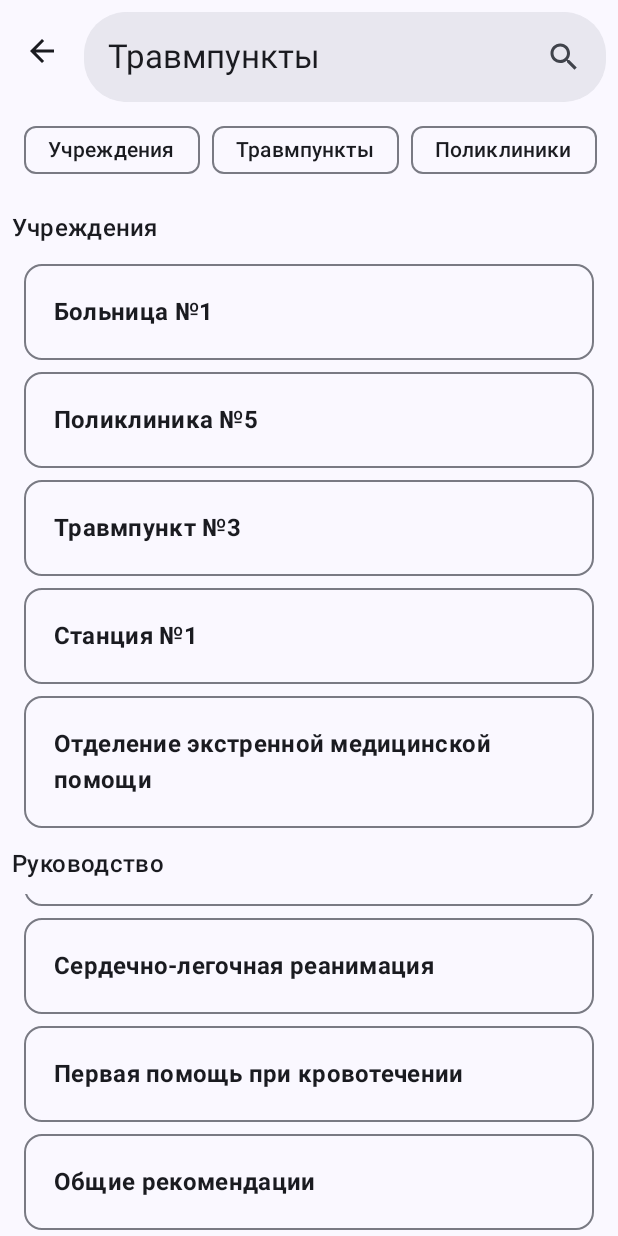
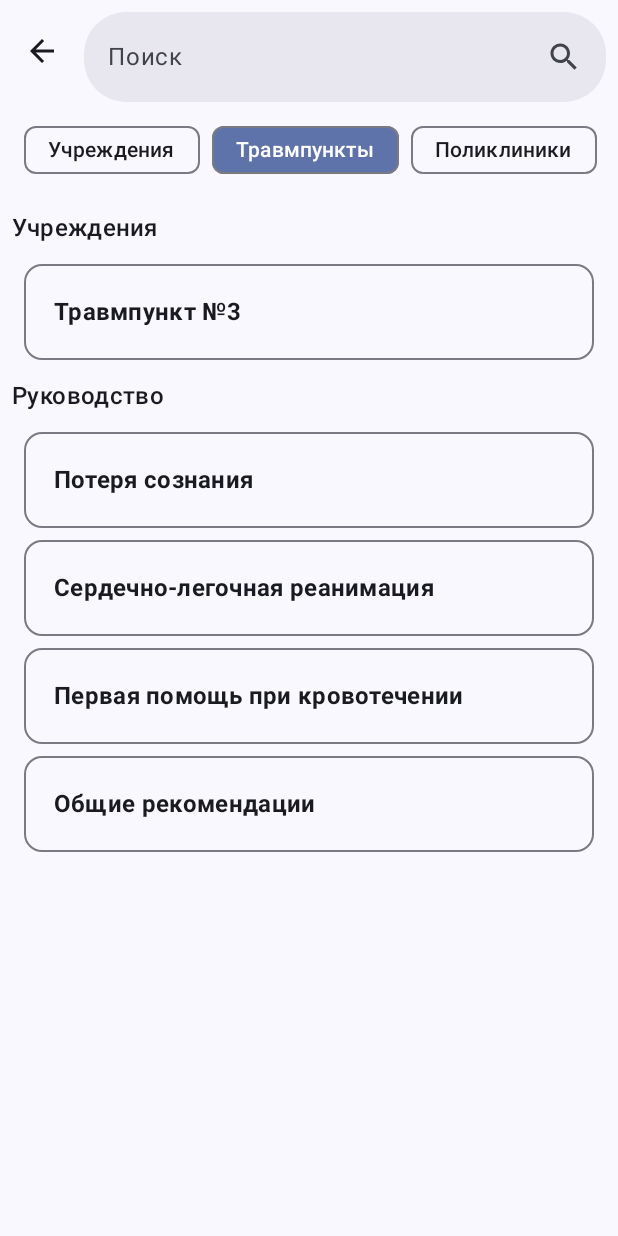
Before and after one commit to moevm/adfmp1h25-aid, an Android app built with Jetpack Compose: the SearchScreen screen opened through its navigation route, after a tap on "Травмпункты", on a phone screen of 412 x 824 dp. Run offline under Robolectric (Android 15) with nearby library versions, the phone set to English and light mode, and no system bars; 1 other tap on this screen came first.

Commit message:
fix search

```diff
--- a/app/src/main/java/com/example/firstaid/ui/SearchScreen.kt
+++ b/app/src/main/java/com/example/firstaid/ui/SearchScreen.kt
@@ -20,15 +20,12 @@ import androidx.compose.material3.MaterialTheme
 import androidx.compose.material3.OutlinedCard
 import androidx.compose.material3.Scaffold
 import androidx.compose.material3.SearchBar
-import androidx.compose.material3.SnackbarHost
-import androidx.compose.material3.SnackbarHostState
 import androidx.compose.material3.Text
 import androidx.compose.material3.TopAppBar
 import androidx.compose.runtime.Composable
 import androidx.compose.runtime.getValue
 import androidx.compose.runtime.mutableStateOf
 import androidx.compose.runtime.remember
-import androidx.compose.runtime.rememberCoroutineScope
 import androidx.compose.runtime.setValue
 import androidx.compose.ui.Modifier
 import androidx.compose.ui.res.stringResource
@@ -37,7 +34,7 @@ import androidx.compose.ui.unit.dp
 import com.example.firstaid.R
 import com.example.firstaid.model.Guide
 import com.example.firstaid.model.Hospital
-
+import androidx.compose.material3.AssistChipDefaults
 
 @OptIn(ExperimentalMaterial3Api::class)
 @Composable
@@ -49,19 +46,37 @@ fun SearchScreen(
     onGuideClick: (Int) -> Unit
 ) {
     var query by remember { mutableStateOf("") }
+    var selectedCategory by remember { mutableStateOf<String?>(null) }
     val scrollState = rememberScrollState()
-    val snackbarHostState = remember { SnackbarHostState() }
-    val coroutineScope = rememberCoroutineScope()
 
-    // Hospital suggestions (can be replaced with dynamic data later)
-    val defaultOrganizationSuggestions = listOf("Больница №1", "Станция №7")
-    val defaultGuideSuggestions = listOf("Потеря сознания", "Ножевое ранение", "Вывих руки")
+    // Define category filters with keywords
+    val categoryFilters = mapOf(
+        "Учреждения" to setOf("Больница", "Госпиталь", "Центр"),
+        "Травмпункты" to setOf("Травмпункт"),
+        "Поликлиники" to setOf("Поликлиника")
+    )
 
+    // Filter hospitals based on query and category
+    val filteredHospitals = hospitals.filter { hospital ->
+        val matchesQuery = hospital.name.contains(query, ignoreCase = true) ||
+                hospital.address.contains(query, ignoreCase = true)
 
+        val matchesCategory = selectedCategory?.let { category ->
+            categoryFilters[category]?.any { keyword ->
+                hospital.name.contains(keyword, ignoreCase = true)
+            } ?: false
+        } ?: true
 
-    val categories = listOf("Учреждения", "Травмпункты", "Поликлиники")
+        matchesQuery && matchesCategory
+    }
+
+    // Filter guides based on query
+    val filteredGuides = guides.filter { guide ->
+        guide.title.contains(query, ignoreCase = true) ||
+                guide.description.contains(query, ignoreCase = true)
+    }
+
     Scaffold(
-        snackbarHost = { SnackbarHost(hostState = snackbarHostState) },
         topBar = {
             TopAppBar(
                 title = {
@@ -74,21 +89,15 @@ fun SearchScreen(
                         placeholder = { Text(text = stringResource(R.string.search_hint)) },
                         modifier = Modifier.fillMaxWidth(),
                         trailingIcon = {
-                            IconButton(onClick = { /* Handle search action */ }) {
-                                Icon(
-                                    imageVector = Icons.Default.Search,
-                                    contentDescription = "Search Icon"
-                                )
+                            IconButton(onClick = { /* Optional search action */ }) {
+                                Icon(Icons.Default.Search, "Search")
                             }
                         }
-                    ) { }
+                    ) {}
                 },
                 navigationIcon = {
                     IconButton(onClick = onBackClick) {
-                        Icon(
-                            imageVector = Icons.AutoMirrored.Filled.ArrowBack,
-                            contentDescription = "Back"
-                        )
+                        Icon(Icons.AutoMirrored.Filled.ArrowBack, "Back")
                     }
                 }
             )
@@ -99,60 +108,63 @@ fun SearchScreen(
                 .padding(innerPadding)
                 .fillMaxSize()
         ) {
-            // Row of category chips
+            // Category filter chips
             Row(
                 modifier = Modifier
                     .horizontalScroll(rememberScrollState())
                     .padding(horizontal = 16.dp, vertical = 8.dp),
                 horizontalArrangement = Arrangement.spacedBy(8.dp)
             ) {
-                categories.forEach { category ->
+                categoryFilters.keys.forEach { category ->
+                    val isSelected = selectedCategory == category
                     AssistChip(
-                        onClick = { query = category },
-                        label = { Text(category) }
+                        onClick = {
+                            selectedCategory = if (isSelected) null else category
+                        },
+                        label = { Text(category) },
+                        colors = if (isSelected) {
+                            AssistChipDefaults.assistChipColors(
+                                containerColor = MaterialTheme.colorScheme.primaryContainer,
+                                labelColor = MaterialTheme.colorScheme.onPrimaryContainer
+                            )
+                        } else {
+                            AssistChipDefaults.assistChipColors()
+                        }
                     )
                 }
             }
 
-            // "Учреждения" Section
+            // Hospitals section
+            if (filteredHospitals.isNotEmpty()) {
                 Text(
                     text = "Учреждения",
                     style = MaterialTheme.typography.titleMedium,
                     modifier = Modifier.padding(8.dp)
                 )
                 Column(modifier = Modifier.verticalScroll(scrollState)) {
-                hospitals.forEach { hospital ->
+                    filteredHospitals.forEach { hospital ->
                         SuggestionCard(
-                        modifier = Modifier
-                            .fillMaxWidth()
-                            .padding(horizontal = 16.dp, vertical = 4.dp),
-                        suggestion = hospital.name, // Use hospital.name
-                        onClick = {
-                            onInstitutionClick(hospital.id) // Pass hospital.id
-                        }
+                            suggestion = hospital.name,
+                            onClick = { onInstitutionClick(hospital.id) }
                         )
                     }
                 }
+            }
 
-            // "Руководство" Section - for guides
+            // Guides section
+            if (filteredGuides.isNotEmpty()) {
                 Text(
                     text = "Руководство",
                     style = MaterialTheme.typography.titleMedium,
                     modifier = Modifier.padding(8.dp)
                 )
-            Column(
-                modifier = Modifier.verticalScroll(scrollState)
-            ) {
-                guides.forEach { guide ->
+                Column(modifier = Modifier.verticalScroll(scrollState)) {
+                    filteredGuides.forEach { guide ->
                         SuggestionCard(
-                        modifier = Modifier
-                            .fillMaxWidth()
-                            .padding(horizontal = 16.dp, vertical = 4.dp),
                             suggestion = guide.title,
-                        onClick = {
-                            onGuideClick(guide.id)
+                            onClick = { onGuideClick(guide.id) }
+                        )
                     }
-                    )
                 }
             }
         }
@@ -166,12 +178,16 @@ fun SuggestionCard(
     onClick: () -> Unit
 ) {
     OutlinedCard(
-        modifier = modifier,
+        modifier = modifier
+            .fillMaxWidth()
+            .padding(horizontal = 16.dp, vertical = 4.dp),
         onClick = onClick
     ) {
         Text(
             text = suggestion,
-            modifier = Modifier.padding(20.dp),
+            modifier = Modifier
+                .padding(20.dp)
+                .fillMaxWidth(),
             style = MaterialTheme.typography.titleMedium,
             fontWeight = FontWeight.Bold
         )
```
Lines whose indentation alone changed are shown as unchanged.
